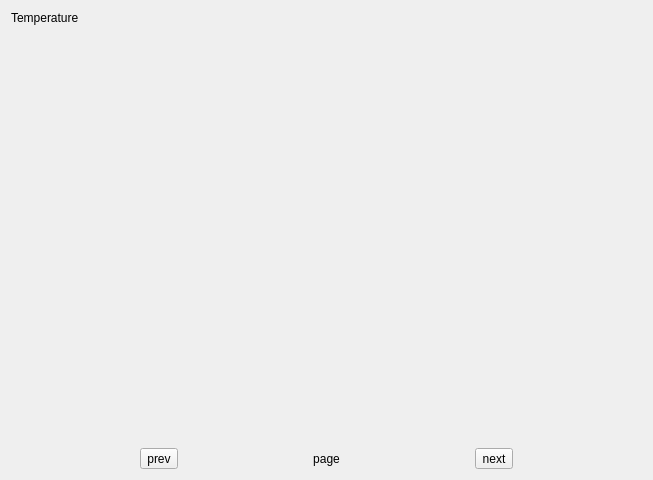
Before: the Qt Designer form src/form/FormPlotCorrection/ShowCorrectionCurve/showcorrectioncurve.ui in MRsoymilk/MySerial, drawn with Qt 5.
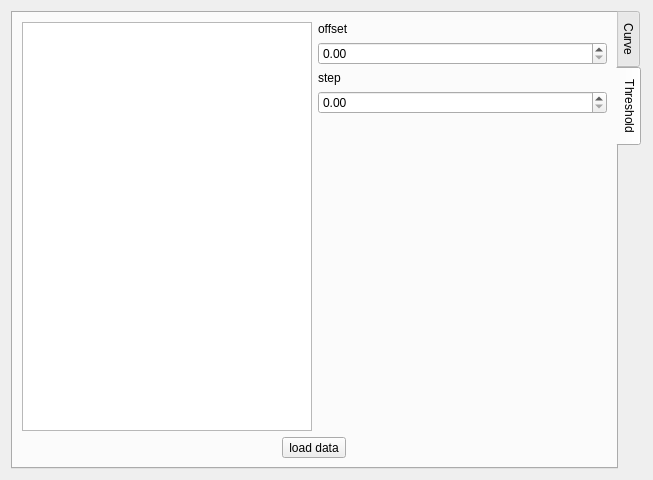
After: the same form once the commit is applied.

Commit message: add self correction threshold

```diff
--- a/src/form/FormPlotCorrection/ShowCorrectionCurve/showcorrectioncurve.ui
+++ b/src/form/FormPlotCorrection/ShowCorrectionCurve/showcorrectioncurve.ui
@@ -14,9 +14,28 @@
    <string>ShowCorrectionCurve</string>
   </property>
   <layout class="QGridLayout" name="gridLayout">
-   <item row="1" column="0">
-    <widget class="QStackedWidget" name="stackedWidget"/>
-   </item>
+   <item row="0" column="0">
+    <widget class="QTabWidget" name="tabWidget">
+     <property name="tabPosition">
+      <enum>QTabWidget::TabPosition::East</enum>
+     </property>
+     <property name="tabShape">
+      <enum>QTabWidget::TabShape::Rounded</enum>
+     </property>
+     <property name="currentIndex">
+      <number>1</number>
+     </property>
+     <property name="elideMode">
+      <enum>Qt::TextElideMode::ElideLeft</enum>
+     </property>
+     <property name="tabBarAutoHide">
+      <bool>true</bool>
+     </property>
+     <widget class="QWidget" name="tabCurve">
+      <attribute name="title">
+       <string>Curve</string>
+      </attribute>
+      <layout class="QGridLayout" name="gridLayout_2">
    <item row="0" column="0">
     <widget class="QLabel" name="labelTemperature">
      <property name="text">
@@ -24,6 +43,9 @@
      </property>
     </widget>
    </item>
+       <item row="1" column="0">
+        <widget class="QStackedWidget" name="stackedWidget"/>
+       </item>
    <item row="2" column="0">
     <layout class="QHBoxLayout" name="horizontalLayout">
      <item>
@@ -57,6 +79,72 @@
       </widget>
      </item>
     </layout>
+       </item>
+      </layout>
+     </widget>
+     <widget class="QWidget" name="tabThreshold">
+      <attribute name="title">
+       <string>Threshold</string>
+      </attribute>
+      <layout class="QGridLayout" name="gridLayout_3" rowstretch="0,0" columnstretch="1,1">
+       <item row="0" column="0">
+        <widget class="QTableView" name="tableView"/>
+       </item>
+       <item row="0" column="1">
+        <layout class="QVBoxLayout" name="verticalLayout">
+         <item>
+          <widget class="QLabel" name="labelOffset">
+           <property name="text">
+            <string>offset</string>
+           </property>
+          </widget>
+         </item>
+         <item>
+          <widget class="QDoubleSpinBox" name="doubleSpinBoxOffset">
+           <property name="maximum">
+            <double>9999.989999999999782</double>
+           </property>
+          </widget>
+         </item>
+         <item>
+          <widget class="QLabel" name="labelStep">
+           <property name="text">
+            <string>step</string>
+           </property>
+          </widget>
+         </item>
+         <item>
+          <widget class="QDoubleSpinBox" name="doubleSpinBoxStep"/>
+         </item>
+         <item>
+          <spacer name="verticalSpacer">
+           <property name="orientation">
+            <enum>Qt::Orientation::Vertical</enum>
+           </property>
+           <property name="sizeHint" stdset="0">
+            <size>
+             <width>20</width>
+             <height>40</height>
+            </size>
+           </property>
+          </spacer>
+         </item>
+        </layout>
+       </item>
+       <item row="1" column="0" colspan="2">
+        <layout class="QHBoxLayout" name="hLayTools">
+         <item>
+          <widget class="QToolButton" name="tBtnLoadData">
+           <property name="text">
+            <string>load data</string>
+           </property>
+          </widget>
+         </item>
+        </layout>
+       </item>
+      </layout>
+     </widget>
+    </widget>
    </item>
   </layout>
  </widget>
```
Lines whose indentation alone changed are shown as unchanged. The commit also changes 19 other files.
